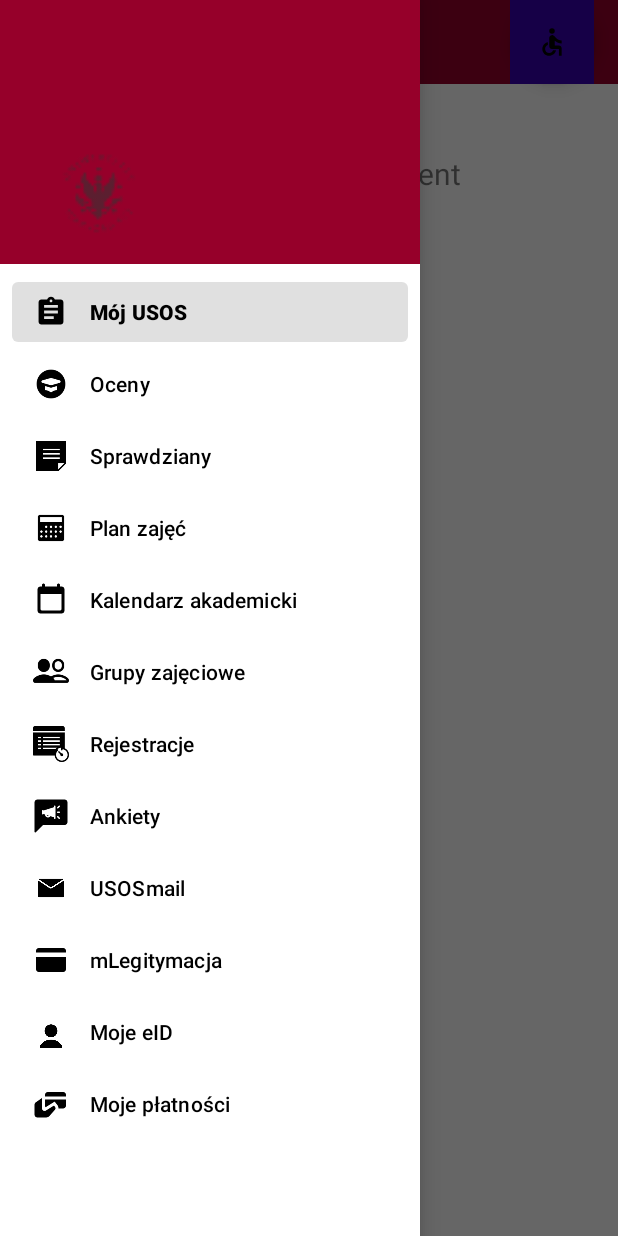
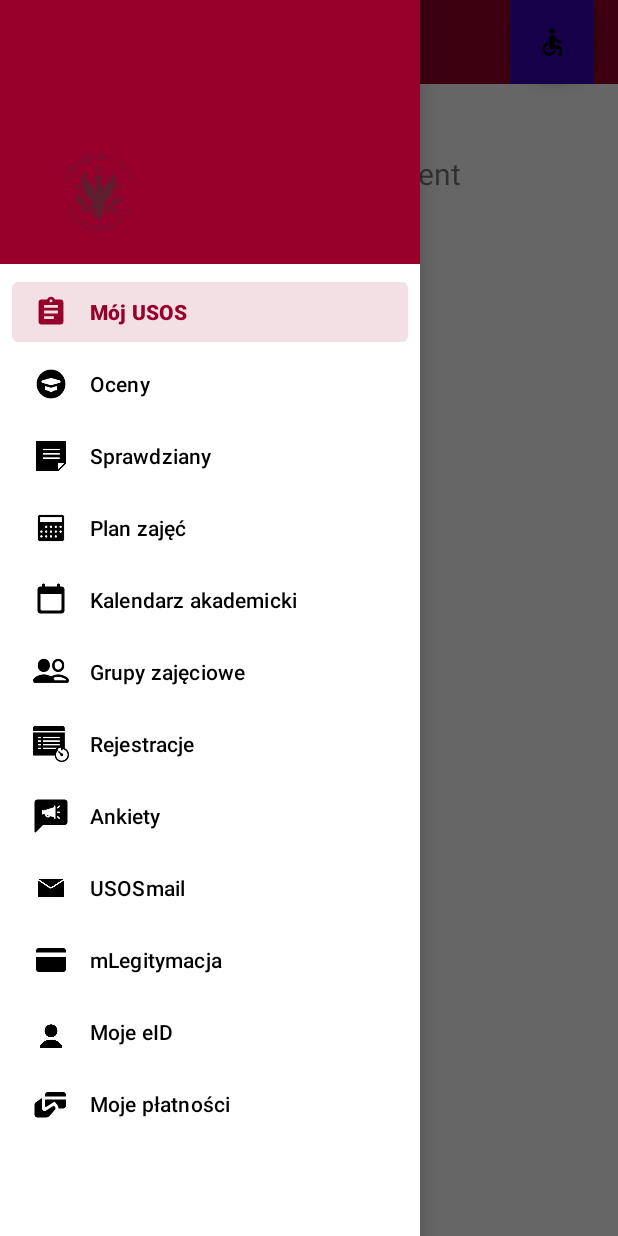
Before and after one commit to krzyssota/MIT_usos, an Android app: the screen it shows after launch (MainActivity), with the side drawer open, on a phone screen of 412 x 824 dp. Run offline under Robolectric (Android 15) with nearby library versions, the phone set to English and light mode, and no system bars; our stand-ins replace navigation-ui.

Commit message:
zmiana primary color

```diff
--- a/app/src/main/res/values/themes.xml
+++ b/app/src/main/res/values/themes.xml
@@ -2,7 +2,7 @@
     <!-- Base application theme. -->
     <style name="Theme.MIT_usos" parent="Theme.MaterialComponents.DayNight.DarkActionBar">
         <!-- Primary brand color. -->
-        <item name="colorPrimary">@color/black</item>
+        <item name="colorPrimary">#96002A</item>
         <item name="colorPrimaryVariant">@color/purple_700</item>
         <item name="colorOnPrimary">@color/white</item>
         <!-- Secondary brand color. -->
@@ -22,4 +22,5 @@
     <style name="Theme.MIT_usos.AppBarOverlay" parent="ThemeOverlay.AppCompat.Dark.ActionBar" />
 
     <style name="Theme.MIT_usos.PopupOverlay" parent="ThemeOverlay.AppCompat.Light" />
+
 </resources>
```
